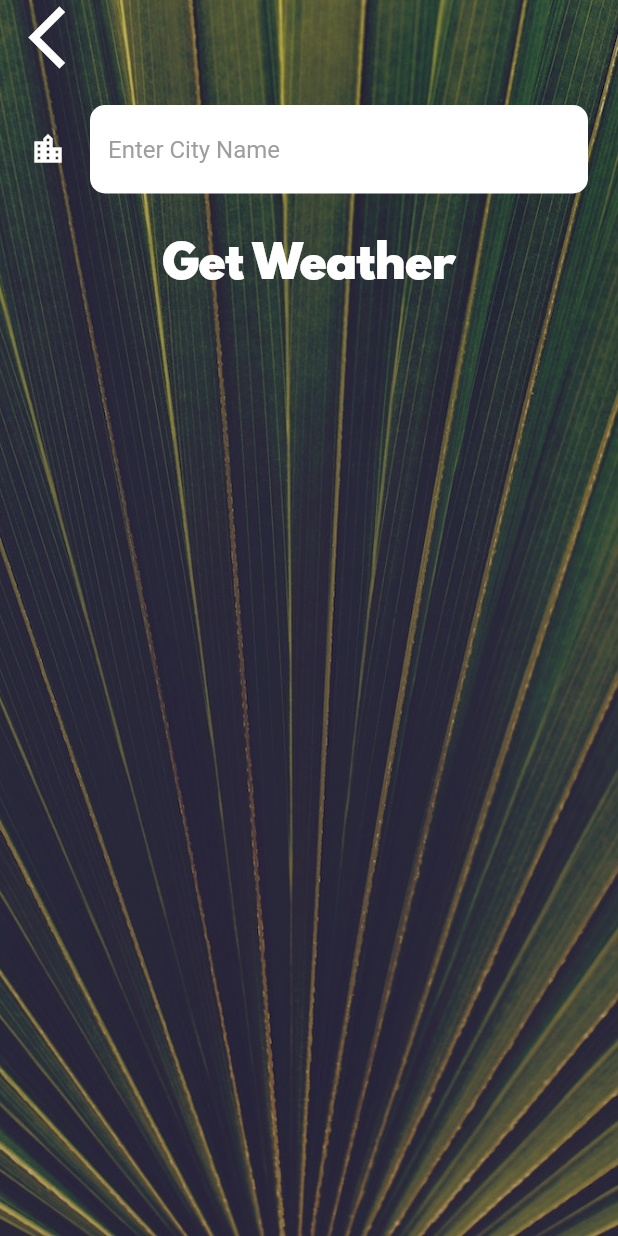
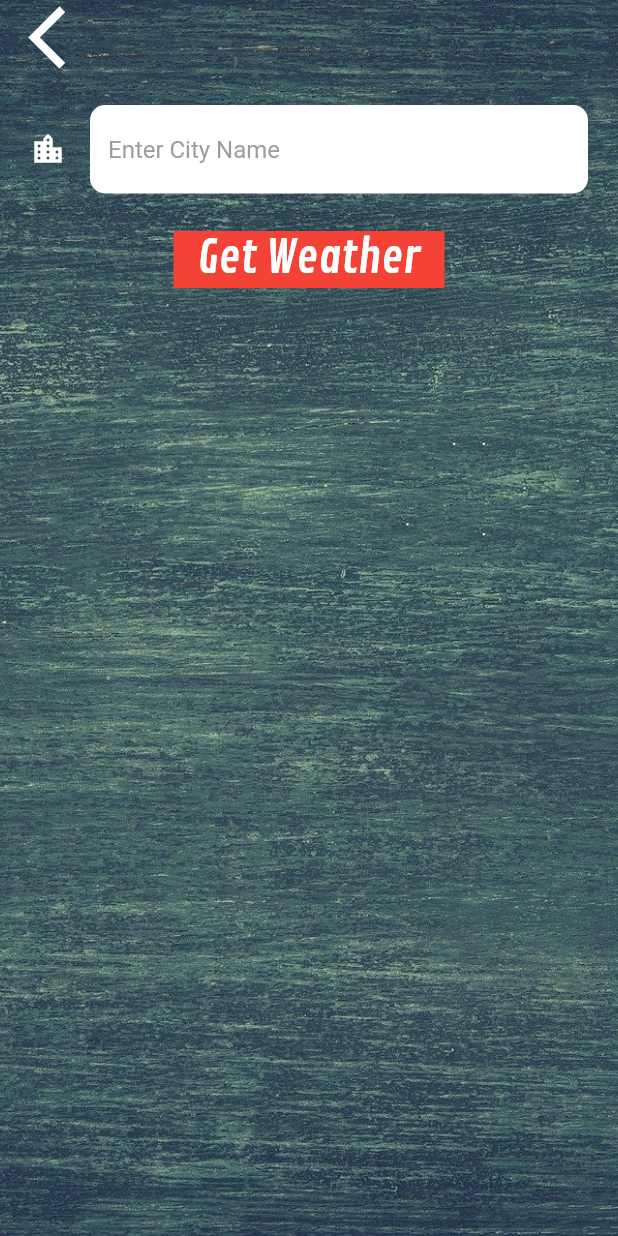
Before and after one commit to shaishalevss/my_weather_app, a Flutter app: the CityScreen screen opened directly, on a phone screen of 412 x 824 dp. Run offline on Flutter 3.47's test engine with Material 2 defaults, Android fonts, the phone set to English and light mode, and no system bars; our stand-ins replace flutter_spinkit, geolocator; network calls fail.

Commit message:
changed the design of the app, I'll change it more later.

```diff
--- a/lib/screens/city_screen.dart
+++ b/lib/screens/city_screen.dart
@@ -16,12 +16,14 @@ class _CityScreenState extends State<CityScreen> {
       body: Container(
         decoration: BoxDecoration(
           image: DecorationImage(
-            image: AssetImage('images/city_background.jpg'),
+            image: AssetImage('images/location_background.jpg'),
             fit: BoxFit.cover,
           ),
         ),
         constraints: BoxConstraints.expand(),
         child: SafeArea(
+          child: Expanded(
+            child: Container(
               child: Column(
                 children: <Widget>[
                   Align(
@@ -49,6 +51,8 @@ class _CityScreenState extends State<CityScreen> {
                     ),
                   ),
                   FlatButton(
+                    color: Colors.red,
+                    splashColor: Colors.green,
                     onPressed: () {
                       Navigator.pop(context, cityName);
                     },
@@ -61,6 +65,8 @@ class _CityScreenState extends State<CityScreen> {
               ),
             ),
           ),
+        ),
+      ),
     );
   }
 }
--- a/lib/services/weather.dart
+++ b/lib/services/weather.dart
@@ -1,5 +1,6 @@
 import 'package:my_weather_app/services/location.dart';
 import 'package:my_weather_app/services/networking.dart';
+import 'package:my_weather_app/screens/location_screen.dart';
 
 const apiKey = 'a5f8ee06df5e1566a6a8eabcbaec7f3a';
 const openWeatherMapURL = 'https://api.openweathermap.org/data/2.5/weather';
--- a/lib/utilities/constants.dart
+++ b/lib/utilities/constants.dart
@@ -6,13 +6,13 @@ const kTempTextStyle = TextStyle(
 );
 
 const kMessageTextStyle = TextStyle(
-  fontFamily: 'Spartan MB',
+  fontFamily: 'ContrailOne',
   fontSize: 60.0,
 );
 
 const kButtonTextStyle = TextStyle(
   fontSize: 30.0,
-  fontFamily: 'Spartan MB',
+  fontFamily: 'ContrailOne',
 );
 
 const kConditionTextStyle = TextStyle(
--- a/pubspec.yaml
+++ b/pubspec.yaml
@@ -29,3 +29,7 @@ flutter:
       fonts:
         - asset: fonts/SpartanMB-Black.otf
           weight: 900
+
+    - family: ContrailOne
+      fonts:
+        - asset: fonts/ContrailOne-Regular.ttf
```
Also changed, not shown: lib/screens/location_screen.dart (+12 -6 lines), fonts/ContrailOne-Regular.ttf (added), images/location_background.jpg. Lines whose indentation alone changed are shown as unchanged.
